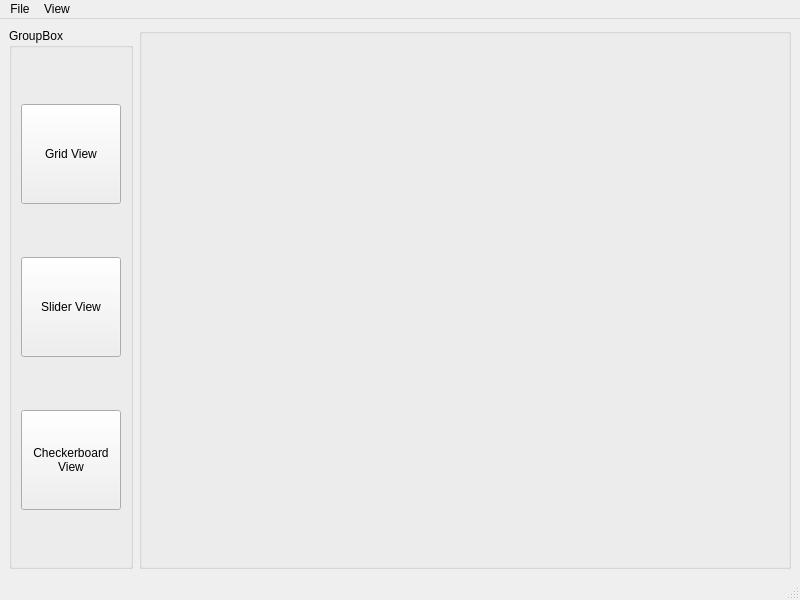
Old version of the form src/Widgets/MainWindow/MainWindowView.ui in the repository cebulamateusz/ImageViewerSoftware.
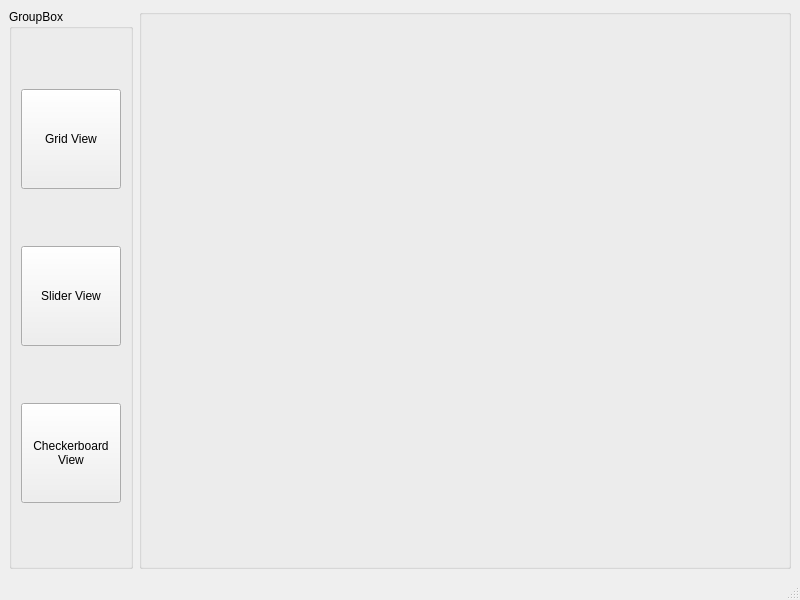
New version of the form.

What changed in the file:
```diff
--- a/src/Widgets/MainWindow/MainWindowView.ui
+++ b/src/Widgets/MainWindow/MainWindowView.ui
@@ -102,34 +102,6 @@
     </item>
    </layout>
   </widget>
-  <widget class="QMenuBar" name="menubar">
-   <property name="geometry">
-    <rect>
-     <x>0</x>
-     <y>0</y>
-     <width>800</width>
-     <height>30</height>
-    </rect>
-   </property>
-   <widget class="QMenu" name="menuFile">
-    <property name="title">
-     <string>File</string>
-    </property>
-    <addaction name="actionLoad_File"/>
-    <addaction name="separator"/>
-    <addaction name="actionExit"/>
-   </widget>
-   <widget class="QMenu" name="menuView">
-    <property name="title">
-     <string>View</string>
-    </property>
-    <addaction name="actionGridView"/>
-    <addaction name="actionCheckerboardView"/>
-    <addaction name="actionSliderView"/>
-   </widget>
-   <addaction name="menuFile"/>
-   <addaction name="menuView"/>
-  </widget>
   <widget class="QStatusBar" name="statusbar"/>
   <action name="actionLoad_File">
    <property name="text">
```
